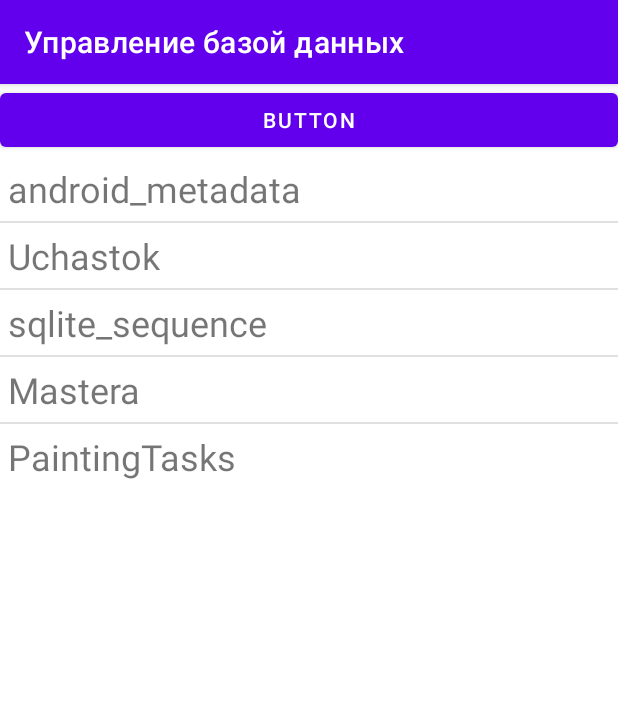
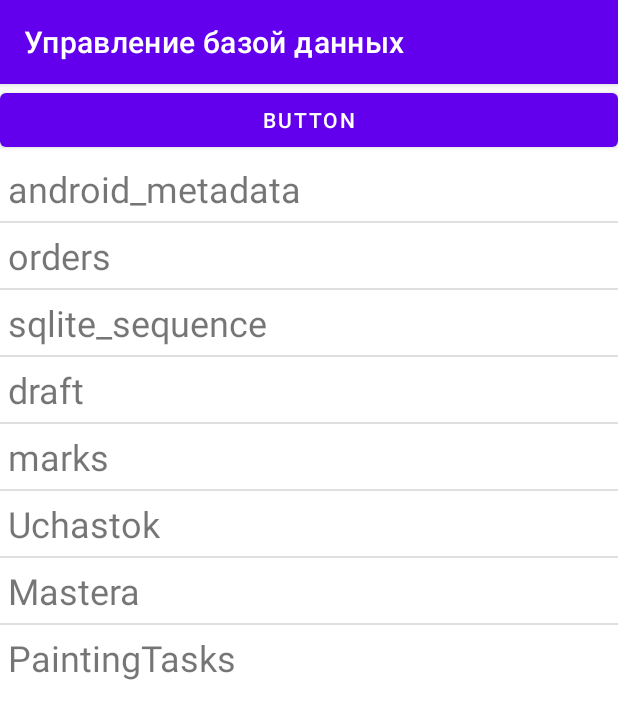
Before and after one commit to nazarov-vlad/MetconApp, an Android app: the screen it shows after launch (SUBD_Main), in the options menu, after a tap on "База данных", on a phone screen of 412 x 824 dp. Shown: the top 719 px of the screen. Run offline under Robolectric (Android 15) with nearby library versions, the phone set to English and light mode, and no system bars; 3 statements that could not run were skipped.

Commit message:
26-10-2021_17-55-13

```diff
--- a/app/src/main/AndroidManifest.xml
+++ b/app/src/main/AndroidManifest.xml
@@ -14,12 +14,15 @@
         android:usesCleartextTraffic="true">
         <activity
             android:name=".ptContent"
+            android:label="Таблица марок"
             android:exported="true" />
         <activity
             android:name=".Web_Queryes"
+            android:label="Web запросы"
             android:exported="true" />
         <activity
             android:name=".paintingTask"
+            android:label="Задание на покраску"
             android:exported="true" />
         <activity
             android:name=".SUBD_Table_View"
@@ -36,7 +39,7 @@
         <activity
             android:name=".CMP"
             android:exported="true"
-            android:label="Цех маляро погрузки" />
+            android:label="Цех маляро-погрузки" />
         <activity
             android:name=".MainActivity"
             android:exported="true"
--- a/app/src/main/java/ru/metcon/metconapp/DBHelper.java
+++ b/app/src/main/java/ru/metcon/metconapp/DBHelper.java
@@ -8,7 +8,7 @@ import android.util.Log;
 class DBHelper extends SQLiteOpenHelper {
     final String LOG_TAG = "myLogs";
     private static final String DATABASE_NAME = "metcon.db"; // название бд
-    private static final int SCHEMA = 6; // версия базы данных
+    private static final int SCHEMA = 7; // версия базы данных
 
 
     public DBHelper(Context context) {
@@ -19,10 +19,34 @@ class DBHelper extends SQLiteOpenHelper {
     @Override
     public void onCreate(SQLiteDatabase db) {
         Log.d(LOG_TAG, "--- onCreate database ---");
+        // Создаем таблицу заказов
+        db.execSQL("create table orders ("
+                + "orders_id integer primary key autoincrement not null,"
+                + "orders_name integer);");
+        //Заполняем локальную таблицу заказов (временно, до написания процедуры синхронизации)
+        db.execSQL("INSERT INTO Orders (Orders_name) VALUES ('002669')");
+
+        // Создаем таблицу чертежей
+        db.execSQL("create table draft ("
+                + "draft_id integer primary key autoincrement not null,"
+                + "orders_id   integer NOT NULL REFERENCES orders(orders_id),"
+                + "draft_name integer);");
+        //Заполняем локальную таблицу чертежей (временно, до написания процедуры синхронизации)
+        db.execSQL("INSERT INTO Draft (drf_name) VALUES ('002669_КМД-51-10')");
+
+        // Создаем таблицу марок
+        db.execSQL("create table marks ("
+                + "marks_id integer primary key autoincrement not null,"
+                + "draft_id   integer NOT NULL REFERENCES draft(draft_id),"
+                + "marks_count integer,"    //Количество марок в чертеже
+                + "marks_name text);");
+        //Заполняем локальную таблицу марок (временно, до написания процедуры синхронизации)
+        db.execSQL("INSERT INTO Draft (drf_name) VALUES ('002669_КМД-51-10')");
+
         // Создаем таблицу справочник участков
         db.execSQL("create table Uchastok ("
                 + "uch_id integer primary key autoincrement,"
-                + "uch_name integer);");
+                + "uch_name text);");
         //Заполняем локальную таблицу участков (временно, до написания процедуры синхронизации)
         db.execSQL("INSERT INTO Uchastok (uch_name) VALUES ('Линда 1')");           // - 1
         db.execSQL("INSERT INTO Uchastok (uch_name) VALUES ('Линда 2')");           // - 2
@@ -37,7 +61,7 @@ class DBHelper extends SQLiteOpenHelper {
         // Создаем локальную таблицу справочник мастеров
         db.execSQL("create table Mastera ("
                 + "ms_id integer primary key autoincrement,"
-                + "ms_name integer);");
+                + "ms_name text);");
         //Заполняем таблицу участков (временно, до написания процедуры синхронизации)
         db.execSQL("INSERT INTO Mastera (ms_name) VALUES ('Агеев Сергей Павлович')");           // - 1
         db.execSQL("INSERT INTO Mastera (ms_name) VALUES ('Сухарев Владислав Николаевич')");    // - 2
@@ -47,11 +71,11 @@ class DBHelper extends SQLiteOpenHelper {
         db.execSQL("INSERT INTO Mastera (ms_name) VALUES ('Ершов Евгений Александрович')");     // - 6
         // создаем локальную таблицу Задания на окраску
         db.execSQL("create table PaintingTasks ("
-                + "pt_id integer primary key autoincrement,"
+                + "pt_id integer primary key autoincrement not null,"
                 + "pt_number text,"
                 + "pt_date text,"
-                + "uch_id   integer,"
-                + "ms_id integer,"
+                + "uch_id  integer NOT NULL REFERENCES Uchastok(uch_id),"
+                + "ms_id   integer NOT NULL REFERENCES Mastera(ms_id),"
                 + "pt_zakaz text)");
         //Заполняем локальную таблицу заданий на покраску (временно, до написания процедуры синхронизации)
         db.execSQL("INSERT INTO PaintingTasks (pt_number,pt_date,uch_id,ms_id,pt_zakaz) VALUES ('000103','01.10.2021',1,4,'002667')");
@@ -67,6 +91,14 @@ class DBHelper extends SQLiteOpenHelper {
         db.execSQL("INSERT INTO PaintingTasks (pt_number,pt_date,uch_id,ms_id,pt_zakaz) VALUES ('000112','10.10.2021',5,3,'002777')");
         db.execSQL("INSERT INTO PaintingTasks (pt_number,pt_date,uch_id,ms_id,pt_zakaz) VALUES ('000112','10.10.2021',2,1,'002777')");
 
+        db.execSQL("create table PaintingTasks ("
+                + "pt_id integer primary key autoincrement,"
+                + "pt_number text,"
+                + "pt_date text,"
+                + "uch_id   integer,"
+                + "ms_id integer,"
+                + "pt_zakaz text)");
+
     }
 
     @Override
--- a/app/src/main/java/ru/metcon/metconapp/paintingTask.java
+++ b/app/src/main/java/ru/metcon/metconapp/paintingTask.java
@@ -131,7 +131,6 @@ public class paintingTask extends AppCompatActivity implements View.OnClickListe
                             dateForView.get(Calendar.MONTH),
                             dateForView.get(Calendar.DAY_OF_MONTH))
                             .show();
-
 //                    android.text.format.DateFormat df = new android.text.format.DateFormat();
 //                    String str = "" + df.format("dd.MM.yyyy", dateForView);
 //                    eDate.setText(str);
```
Also changed, not shown: app/src/main/java/ru/metcon/metconapp/ptContent.java (+10 -0 lines), app/src/main/res/layout/activity_pt_content.xml (+13 -2 lines).
